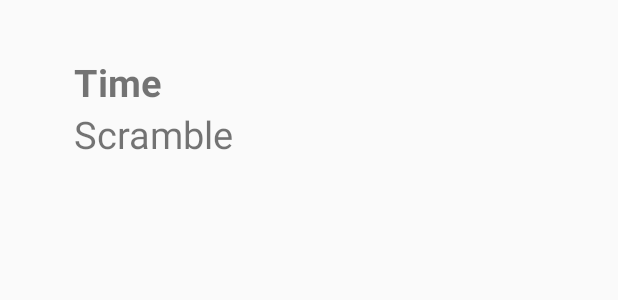
After one commit to limabeans/cub, an Android app: the layout listview_solve.xml on its own in the app's theme, with its tools: preview values and no code run, on a phone screen of 412 x 824 dp. The commit adds this screen. Shown: the top 300 px of the screen. Run offline under Robolectric (Android 15) with nearby library versions, the phone set to English and light mode, and no system bars.

Commit message:
basic adapter working for solves tab

```diff
--- a/app/src/main/java/com/angelllim/cube/cub/SolveDB.java
+++ b/app/src/main/java/com/angelllim/cube/cub/SolveDB.java
@@ -65,7 +65,8 @@ public class SolveDB {
 
     public ArrayList<Solve> getSolves() {
 
-        this.openWritableDB();
+        //this.openWritableDB();
+        this.openReadableDB();
         Cursor cursor = db.query(SOLVE_TABLE, null, null, null, null, null, null);
         ArrayList<Solve> solves = new ArrayList<Solve>();
 
--- /dev/null
+++ b/app/src/main/res/layout/listview_solve.xml
@@ -0,0 +1,28 @@
+<?xml version="1.0" encoding="utf-8"?>
+<RelativeLayout xmlns:android="http://schemas.android.com/apk/res/android"
+    android:layout_width="match_parent" android:layout_height="match_parent">
+
+    <TextView
+        android:layout_width="wrap_content"
+        android:layout_height="wrap_content"
+        android:text="Time"
+        android:id="@+id/timeTextView"
+        android:textStyle="bold"
+        android:textSize="25sp"
+        android:layout_marginLeft="49dp"
+        android:layout_marginStart="49dp"
+        android:layout_marginTop="37dp"
+        android:layout_alignParentTop="true"
+        android:layout_alignParentLeft="true"
+        android:layout_alignParentStart="true" />
+
+    <TextView
+        android:layout_width="wrap_content"
+        android:layout_height="wrap_content"
+        android:text="Scramble"
+        android:textSize="25sp"
+        android:id="@+id/scrambleTextView"
+        android:layout_below="@+id/timeTextView"
+        android:layout_alignLeft="@+id/timeTextView"
+        android:layout_alignStart="@+id/timeTextView" />
+</RelativeLayout>
```
Also changed, not shown: app/src/main/java/com/angelllim/cube/cub/SolvesActivity.java (+23 -0 lines), app/src/main/res/layout/activity_solves.xml (+5 -9 lines).
